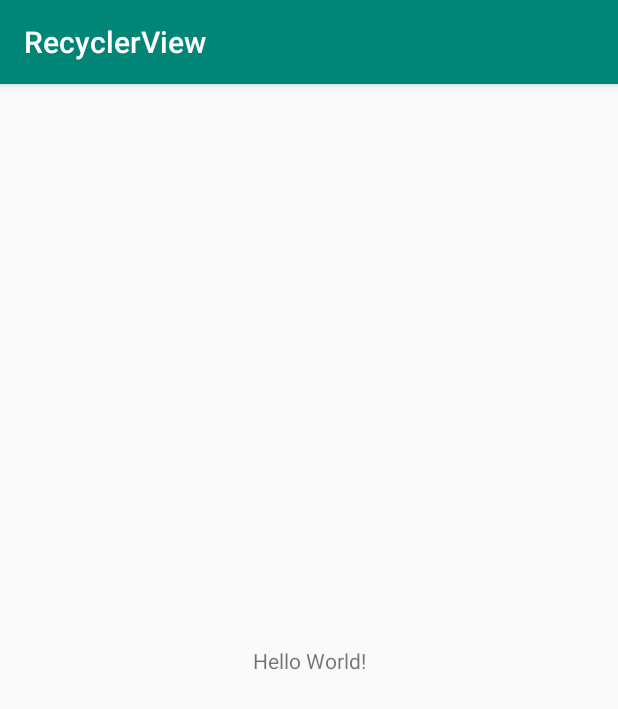
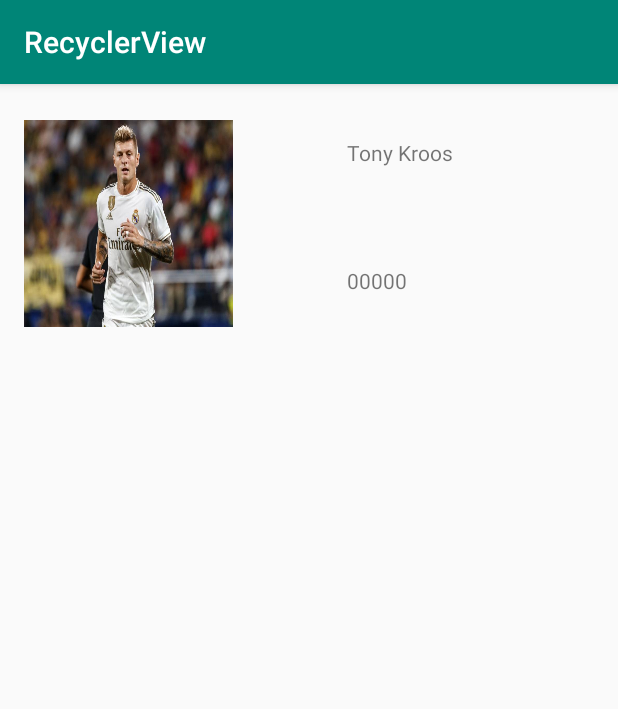
Before and after one commit to anishdhakal54/RecyclerView, an Android app: the screen it shows after launch (MainActivity), on a phone screen of 412 x 824 dp. Shown: the top 709 px of the screen. Run offline under Robolectric (Android 15) with nearby library versions, the phone set to English and light mode, and no system bars.

Commit message:
Bugs yet to fix

```diff
--- a/app/build.gradle
+++ b/app/build.gradle
@@ -19,6 +19,8 @@ android {
     }
 }
 
+
+
 dependencies {
     implementation fileTree(dir: 'libs', include: ['*.jar'])
     implementation 'androidx.appcompat:appcompat:1.0.2'
@@ -26,4 +28,9 @@ dependencies {
     testImplementation 'junit:junit:4.12'
     androidTestImplementation 'androidx.test.ext:junit:1.1.0'
     androidTestImplementation 'androidx.test.espresso:espresso-core:3.1.1'
+
+    implementation "androidx.recyclerview:recyclerview:1.0.0"
+    implementation 'de.hdodenhof:circleimageview:3.0.1'
+
+
 }
--- /dev/null
+++ b/app/src/main/java/com/anish/recyclerview/Contacts.java
@@ -0,0 +1,37 @@
+package com.anish.recyclerview;
+
+public class Contacts {
+    private String name;
+    private String phoneNo;
+    private int imageId;
+
+    public Contacts(String name, String phoneNo, int imageId) {
+        this.name = name;
+        this.phoneNo = phoneNo;
+        this.imageId = imageId;
+    }
+
+    public String getName() {
+        return name;
+    }
+
+    public void setName(String name) {
+        this.name = name;
+    }
+
+    public String getPhoneNo() {
+        return phoneNo;
+    }
+
+    public void setPhoneNo(String phoneNo) {
+        this.phoneNo = phoneNo;
+    }
+
+    public int getImageId() {
+        return imageId;
+    }
+
+    public void setImageId(int imageId) {
+        this.imageId = imageId;
+    }
+}
--- /dev/null
+++ b/app/src/main/java/com/anish/recyclerview/ContactsAdapter.java
@@ -0,0 +1,61 @@
+package com.anish.recyclerview;
+
+import android.content.Context;
+import android.view.LayoutInflater;
+import android.view.View;
+import android.view.ViewGroup;
+import android.widget.ImageView;
+import android.widget.TextView;
+
+import androidx.annotation.NonNull;
+import androidx.recyclerview.widget.RecyclerView;
+
+import java.util.List;
+
+
+public class ContactsAdapter extends RecyclerView.Adapter<ContactsAdapter.ContactViewHolder> {
+Context mContext;
+List<Contacts> contactsList;
+
+    public ContactsAdapter(Context mContext, List<Contacts> contactsList) {
+        this.mContext = mContext;
+        this.contactsList = contactsList;
+    }
+
+    @NonNull
+    @Override
+    public ContactViewHolder onCreateViewHolder(@NonNull ViewGroup parent, int viewType) {
+        View view= LayoutInflater.from(parent.getContext()).inflate(R.layout.layout_contacts,parent,false);
+        return new ContactViewHolder(view);
+    }
+
+    @Override
+    public void onBindViewHolder(@NonNull ContactViewHolder holder, int position) {
+Contacts contacts=contactsList.get(position);
+holder.ivkroos.setImageResource(contacts.getImageId());
+holder.tvContact.setText(contacts.getName());
+holder.tvPhone.setText(contacts.getPhoneNo());
+    }
+
+    @Override
+    public int getItemCount() {
+        return contactsList.size();
+    }
+
+    public class ContactViewHolder extends RecyclerView.ViewHolder{
+        ImageView ivkroos;
+
+        TextView tvContact,tvPhone;
+        public ContactViewHolder(@NonNull View itemView) {
+            super(itemView);
+
+            ivkroos=itemView.findViewById(R.id.imageView);
+            tvContact=itemView.findViewById(R.id.textView3);
+            tvPhone=itemView.findViewById(R.id.textView4);
+        }
+
+
+
+    }
+
+}
--- a/app/src/main/java/com/anish/recyclerview/MainActivity.java
+++ b/app/src/main/java/com/anish/recyclerview/MainActivity.java
@@ -1,14 +1,31 @@
 package com.anish.recyclerview;
 
 import androidx.appcompat.app.AppCompatActivity;
+import androidx.recyclerview.widget.LinearLayoutManager;
+import androidx.recyclerview.widget.RecyclerView;
 
 import android.os.Bundle;
+import android.provider.ContactsContract;
+import android.view.View;
+
+import java.util.ArrayList;
+import java.util.List;
 
 public class MainActivity extends AppCompatActivity {
+    private RecyclerView recyclerView;
 
     @Override
     protected void onCreate(Bundle savedInstanceState) {
         super.onCreate(savedInstanceState);
         setContentView(R.layout.activity_main);
+        recyclerView=findViewById(R.id.recyclerview);
+        List<Contacts> contactsList=new ArrayList<>();
+        contactsList.add(new Contacts("Tony Kroos","00000",R.drawable.kroos));
+        contactsList.add(new Contacts("Iker Casillas","00000",R.drawable.iker));
+        contactsList.add(new Contacts("Marcelo","00000",R.drawable.marcelo));
+
+        ContactsAdapter contactsAdapter=new ContactsAdapter(this,contactsList);
+        recyclerView.setAdapter(contactsAdapter);
+        recyclerView.setLayoutManager(new LinearLayoutManager(this));
     }
 }
--- a/app/src/main/res/layout/activity_main.xml
+++ b/app/src/main/res/layout/activity_main.xml
@@ -1,18 +1,14 @@
 <?xml version="1.0" encoding="utf-8"?>
-<androidx.constraintlayout.widget.ConstraintLayout xmlns:android="http://schemas.android.com/apk/res/android"
+<LinearLayout xmlns:android="http://schemas.android.com/apk/res/android"
     xmlns:app="http://schemas.android.com/apk/res-auto"
     xmlns:tools="http://schemas.android.com/tools"
     android:layout_width="match_parent"
     android:layout_height="match_parent"
     tools:context=".MainActivity">
 
-    <TextView
-        android:layout_width="wrap_content"
+    <androidx.recyclerview.widget.RecyclerView
+        android:layout_width="match_parent"
         android:layout_height="wrap_content"
-        android:text="Hello World!"
-        app:layout_constraintBottom_toBottomOf="parent"
-        app:layout_constraintLeft_toLeftOf="parent"
-        app:layout_constraintRight_toRightOf="parent"
-        app:layout_constraintTop_toTopOf="parent" />
+        android:id="@+id/recyclerview"/>
 
-</androidx.constraintlayout.widget.ConstraintLayout>
+</LinearLayout>
--- /dev/null
+++ b/app/src/main/res/layout/layout_contacts.xml
@@ -0,0 +1,39 @@
+<?xml version="1.0" encoding="utf-8"?>
+<androidx.constraintlayout.widget.ConstraintLayout
+    xmlns:android="http://schemas.android.com/apk/res/android"
+    xmlns:app="http://schemas.android.com/apk/res-auto"
+    xmlns:tools="http://schemas.android.com/tools"
+    android:layout_width="match_parent"
+    android:layout_height="match_parent">
+
+            <ImageView
+        android:id="@+id/imageView"
+        android:layout_width="139dp"
+        android:layout_height="138dp"
+        android:layout_marginStart="16dp"
+        android:layout_marginTop="24dp"
+        android:scaleType="fitXY"
+        app:layout_constraintStart_toStartOf="parent"
+        app:layout_constraintTop_toTopOf="parent"
+        app:srcCompat="@drawable/kroos" />
+
+    <TextView
+        android:id="@+id/textView3"
+        android:layout_width="143dp"
+        android:layout_height="45dp"
+        android:layout_marginStart="76dp"
+        android:layout_marginTop="36dp"
+        android:text="TextView"
+        app:layout_constraintStart_toEndOf="@+id/imageView"
+        app:layout_constraintTop_toTopOf="parent" />
+
+    <TextView
+        android:id="@+id/textView4"
+        android:layout_width="125dp"
+        android:layout_height="46dp"
+        android:layout_marginStart="76dp"
+        android:layout_marginTop="40dp"
+        android:text="TextView"
+        app:layout_constraintStart_toEndOf="@+id/imageView"
+        app:layout_constraintTop_toBottomOf="@+id/textView3" />
+</androidx.constraintlayout.widget.ConstraintLayout>
--- a/build.gradle
+++ b/build.gradle
@@ -7,7 +7,7 @@ buildscript {
 
     }
     dependencies {
-        classpath 'com.android.tools.build:gradle:3.5.2'
+        classpath 'com.android.tools.build:gradle:3.5.3'
 
         // NOTE: Do not place your application dependencies here; they belong
         // in the individual module build.gradle files
```
Also changed, not shown: app/src/main/res/drawable/iker.jpg (added), app/src/main/res/drawable/kroos.jpg (added), app/src/main/res/drawable/marcelo.jpg (added).
